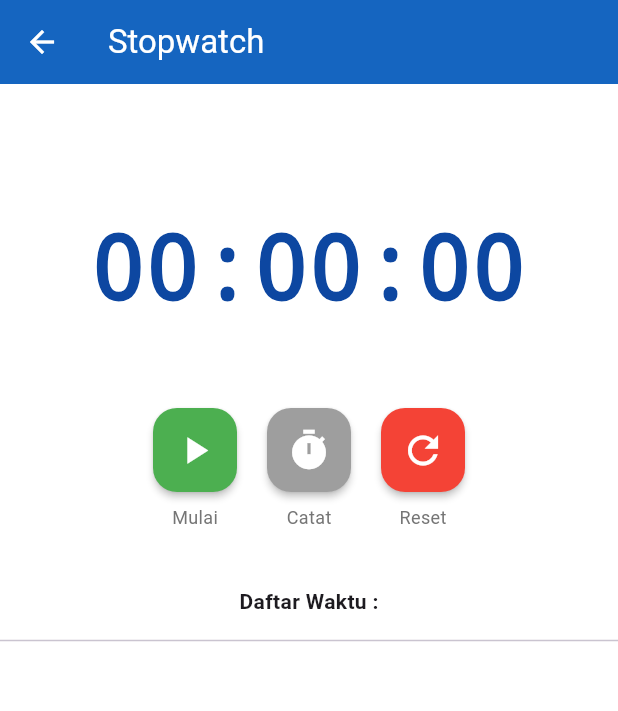
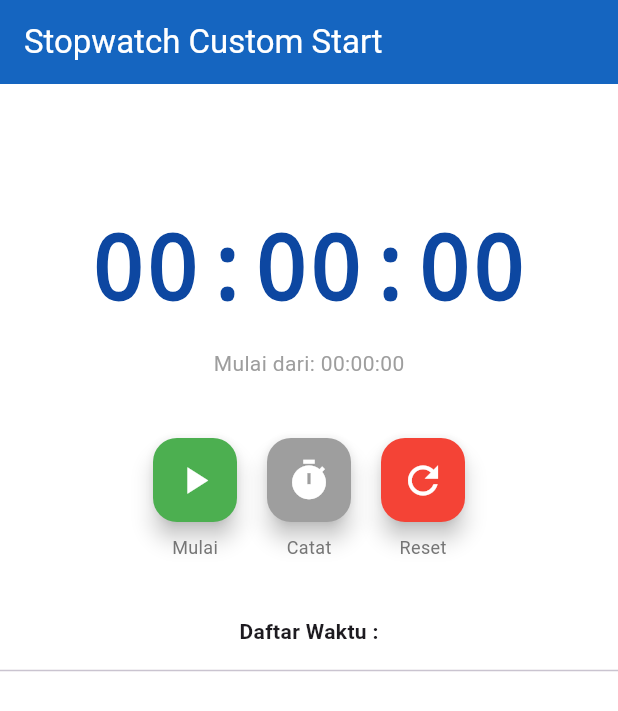
Before and after one commit to adamfznnn/TPM-T1, a Flutter app: the StopwatchPage screen opened directly, on a phone screen of 412 x 824 dp. Shown: the top 711 px of the screen. Run offline on Flutter 3.47's test engine with Material 3 defaults, Android fonts, the phone set to English and light mode, and no system bars; our stand-ins replace hijri.

Commit message:
update fitur lagi

```diff
--- a/lib/jumlah_angka.dart
+++ b/lib/jumlah_angka.dart
@@ -72,7 +72,7 @@ class _JumlahAngkaPageState extends State<JumlahAngkaPage> {
                 controller: _controller,
                 maxLines: 4,
                 decoration: InputDecoration(
-                  hintText: "Masukkan deretan angka atau kalimat disini...\nContoh: Beli apel 5 dan mangga 10",
+                  hintText: "Masukkan deretan angka atau kalimat disini...",
                   border: OutlineInputBorder(
                     borderRadius: BorderRadius.circular(12),
                     borderSide: BorderSide(color: Colors.blue[300]!),
--- a/lib/stopwatch.dart
+++ b/lib/stopwatch.dart
@@ -1,5 +1,9 @@
 import 'dart:async';
 import 'package:flutter/material.dart';
+
+void main() {
+  runApp(MaterialApp(home: StopwatchPage()));
+}
 
 class StopwatchPage extends StatefulWidget {
   @override
@@ -9,13 +13,26 @@ class StopwatchPage extends StatefulWidget {
 class _StopwatchPageState extends State<StopwatchPage> {
   final Stopwatch _stopwatch = Stopwatch();
   Timer? _timer;
-  String _displayTime = "00:00:00";
+
+  final Duration _initialOffset = Duration(minutes: 0, seconds: 0);
+
+  late String _displayTime;
   List<String> _laps = [];
+
+  @override
+  void initState() {
+    super.initState();
+    // Inisialisasi tampilan awal dengan offset yang ditentukan
+    _displayTime = _formatTime(_initialOffset.inMilliseconds);
+  }
 
   void _updateTime(Timer timer) {
     if (_stopwatch.isRunning && mounted) {
       setState(() {
-        _displayTime = _formatTime(_stopwatch.elapsedMilliseconds);
+        // Logika: Waktu berjalan + Waktu awal
+        int totalMilliseconds =
+            _stopwatch.elapsedMilliseconds + _initialOffset.inMilliseconds;
+        _displayTime = _formatTime(totalMilliseconds);
       });
     }
   }
@@ -32,7 +49,6 @@ class _StopwatchPageState extends State<StopwatchPage> {
     return "$minutesStr:$secondsStr:$hundredsStr";
   }
 
-  // Fungsi untuk Mulai atau Lanjutkan
   void _startStopwatch() {
     if (!_stopwatch.isRunning) {
       _stopwatch.start();
@@ -41,7 +57,6 @@ class _StopwatchPageState extends State<StopwatchPage> {
     }
   }
 
-  // BARU: Fungsi untuk menjeda (Pause)
   void _pauseStopwatch() {
     if (_stopwatch.isRunning) {
       _stopwatch.stop();
@@ -63,7 +78,8 @@ class _StopwatchPageState extends State<StopwatchPage> {
     _stopwatch.reset();
     _timer?.cancel();
     setState(() {
-      _displayTime = "00:00:00";
+      // Kembali ke waktu awal (offset), bukan ke 00:00:00
+      _displayTime = _formatTime(_initialOffset.inMilliseconds);
       _laps.clear();
     });
   }
@@ -80,7 +96,10 @@ class _StopwatchPageState extends State<StopwatchPage> {
     return Scaffold(
       backgroundColor: Colors.white,
       appBar: AppBar(
-        title: Text("Stopwatch", style: TextStyle(color: Colors.white)),
+        title: Text(
+          "Stopwatch Custom Start",
+          style: TextStyle(color: Colors.white),
+        ),
         backgroundColor: Colors.blue[800],
         iconTheme: IconThemeData(color: Colors.white),
       ),
@@ -96,11 +115,15 @@ class _StopwatchPageState extends State<StopwatchPage> {
               fontFamily: 'monospace',
             ),
           ),
-          SizedBox(height: 50),
+          SizedBox(height: 10),
+          Text(
+            "Mulai dari: ${_formatTime(_initialOffset.inMilliseconds)}",
+            style: TextStyle(color: Colors.grey),
+          ),
+          SizedBox(height: 40),
           Row(
             mainAxisAlignment: MainAxisAlignment.center,
             children: [
-              // Tombol Start / Pause Dinamis
               if (!_stopwatch.isRunning)
                 _buildButton(
                   Icons.play_arrow,
@@ -118,7 +141,6 @@ class _StopwatchPageState extends State<StopwatchPage> {
 
               SizedBox(width: 20),
 
-              // Tombol Catat (Hanya aktif jika sedang jalan)
               _buildButton(
                 Icons.timer,
                 _stopwatch.isRunning ? Colors.orange : Colors.grey,
@@ -128,7 +150,6 @@ class _StopwatchPageState extends State<StopwatchPage> {
 
               SizedBox(width: 20),
 
-              // Tombol Reset
               _buildButton(Icons.refresh, Colors.red, _resetStopwatch, "Reset"),
             ],
           ),
@@ -155,13 +176,7 @@ class _StopwatchPageState extends State<StopwatchPage> {
                   child: Row(
                     mainAxisAlignment: MainAxisAlignment.spaceBetween,
                     children: [
-                      Text(
-                        "Waktu ${_laps.length - index}",
-                        style: TextStyle(
-                          fontSize: 16,
-                          fontWeight: FontWeight.w500,
-                        ),
-                      ),
+                      Text("Lap ${_laps.length - index}"),
                       Text(
                         _laps[index],
                         style: TextStyle(
@@ -193,7 +208,6 @@ class _StopwatchPageState extends State<StopwatchPage> {
           onPressed: onPressed,
           backgroundColor: color,
           heroTag: null,
-          elevation: 2,
           child: Icon(icon, color: Colors.white, size: 30),
         ),
         SizedBox(height: 8),
```
Also changed, not shown: lib/kalkulator.dart (+82 -21 lines).
